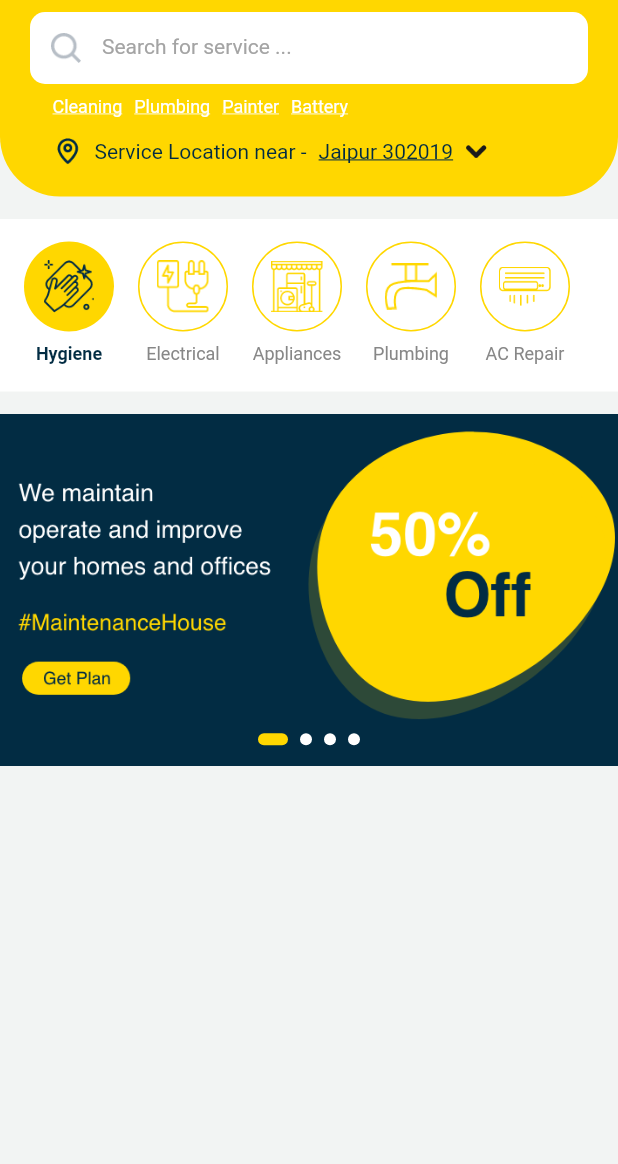
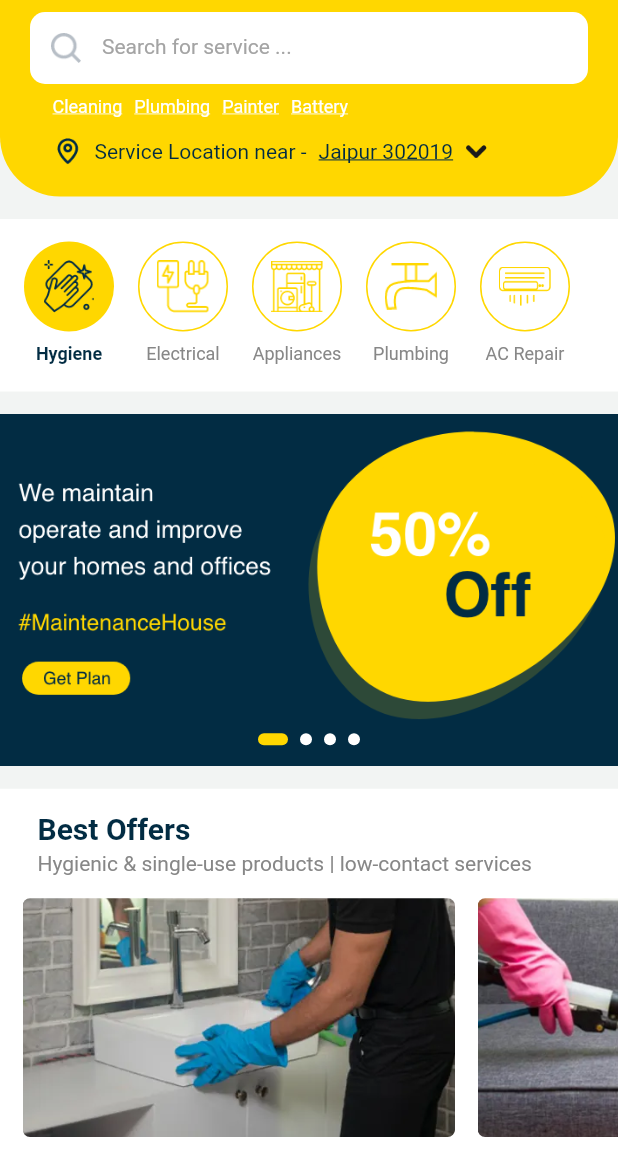
Before and after one commit to codeforany/online_maintenance_service_flutter, a Flutter app: the HomeScreen screen opened directly, on a phone screen of 412 x 824 dp, the part 72-1236 px from its top. Run offline on Flutter 3.47's test engine with Material 3 defaults, Android fonts, the phone set to English and light mode, and no system bars; our stand-ins replace flutter_otp_text_field, image_picker; missing offline and left inert: fl_country_code_picker.

Commit message:
home part-3

```diff
--- /dev/null
+++ b/lib/screen/home/best_offer_cell.dart
@@ -0,0 +1,61 @@
+import 'package:flutter/material.dart';
+import 'package:maintenance_service_app/common/color_extension.dart';
+import 'package:maintenance_service_app/common/extension.dart';
+
+class BestOfferCell extends StatelessWidget {
+  final Map obj;
+  final VoidCallback onPressed;
+
+  const BestOfferCell({super.key, required this.obj, required this.onPressed});
+
+  @override
+  Widget build(BuildContext context) {
+    return InkWell(
+      onTap: onPressed,
+      child: SizedBox(
+        width: context.width * 0.7,
+        height: context.width * 0.6,
+        child: Column(
+          crossAxisAlignment: CrossAxisAlignment.center,
+          mainAxisSize: MainAxisSize.min,
+          children: [
+            Expanded(
+              child: ClipRRect(
+                borderRadius: BorderRadius.circular(5),
+                child: Image.asset(
+                  obj["img"] as String? ?? "",
+                  width: context.width * 0.7,
+                  height: double.maxFinite,
+                  fit: BoxFit.cover,
+                ),
+              ),
+            ),
+            const SizedBox(
+              height: 15,
+            ),
+            Text(
+              obj["title"] as String? ?? "",
+              textAlign: TextAlign.center,
+              style: TextStyle(
+                color: TColor.primaryText,
+                fontSize: 20,
+                fontWeight: FontWeight.bold,
+              ),
+            ),
+            const SizedBox(
+              height: 4,
+            ),
+            Text(
+              obj["subtitle"] as String? ?? "",
+              textAlign: TextAlign.center,
+              style: TextStyle(
+                color: TColor.secondaryText,
+                fontSize: 14,
+              ),
+            ),
+          ],
+        ),
+      ),
+    );
+  }
+}
--- a/lib/screen/home/home_screen.dart
+++ b/lib/screen/home/home_screen.dart
@@ -4,6 +4,7 @@ import 'package:maintenance_service_app/common/color_extension.dart';
 import 'package:maintenance_service_app/common/extension.dart';
 import 'package:maintenance_service_app/common_widget/link_button.dart';
 import 'package:maintenance_service_app/common_widget/select_icon_title_button.dart';
+import 'package:maintenance_service_app/screen/home/best_offer_cell.dart';
 
 class HomeScreen extends StatefulWidget {
   const HomeScreen({super.key});
@@ -18,6 +19,19 @@ class _HomeScreenState extends State<HomeScreen> {
     "assets/img/banner2.png",
     "assets/img/banner3.png",
     "assets/img/banner4.png",
+  ];
+
+  List bestOfferArr = [
+    {
+      "img": "assets/img/best_1.png",
+      "title": "Bathroom Cleaning",
+      "subtitle": "Free Fan Cleaning & More"
+    },
+    {
+      "img": "assets/img/best_2.png",
+      "title": "Sofa cleaning",
+      "subtitle": "Free Cushions Cleaning & More"
+    },
   ];
 
   PageController controller = PageController();
@@ -285,10 +299,12 @@ class _HomeScreenState extends State<HomeScreen> {
                             return Padding(
                               padding: const EdgeInsets.all(4.0),
                               child: Container(
-                                width: selectPage == index ?  20 : 8,
+                                width: selectPage == index ? 20 : 8,
                                 height: 8,
                                 decoration: BoxDecoration(
-                                    color: selectPage == index ? TColor.primary : Colors.white,
+                                    color: selectPage == index
+                                        ? TColor.primary
+                                        : Colors.white,
                                     borderRadius: BorderRadius.circular(4)),
                               ),
                             );
@@ -296,6 +312,66 @@ class _HomeScreenState extends State<HomeScreen> {
                         ),
                       )
                     ],
+                  ),
+                  Container(
+                    margin: const EdgeInsets.only(top: 15),
+                    padding: const EdgeInsets.symmetric(vertical: 15),
+                    width: double.maxFinite,
+                    decoration: const BoxDecoration(
+                      color: Colors.white,
+                    ),
+                    child: Column(
+                      crossAxisAlignment: CrossAxisAlignment.start,
+                      mainAxisSize: MainAxisSize.min,
+                      children: [
+                        Padding(
+                          padding: const EdgeInsets.symmetric(horizontal: 25),
+                          child: Column(
+                            crossAxisAlignment: CrossAxisAlignment.start,
+                            mainAxisSize: MainAxisSize.min,
+                            children: [
+                              Text(
+                                "Best Offers",
+                                style: TextStyle(
+                                  color: TColor.primaryText,
+                                  fontSize: 20,
+                                  fontWeight: FontWeight.bold,
+                                ),
+                              ),
+                              const SizedBox(
+                                height: 4,
+                              ),
+                              Text(
+                                "Hygienic & single-use products | low-contact services",
+                                style: TextStyle(
+                                  color: TColor.secondaryText,
+                                  fontSize: 14,
+                                ),
+                              ),
+                            ],
+                          ),
+                        ),
+                        SizedBox(
+                          height: context.width * 0.6,
+                          child: ListView.separated(
+                              scrollDirection: Axis.horizontal,
+                              padding: const EdgeInsets.symmetric(
+                                  vertical: 15, horizontal: 15),
+                              itemBuilder: (context, index) {
+                                var obj = bestOfferArr[index];
+
+                                return BestOfferCell(obj: obj, onPressed: (){
+                                  debugPrint(obj.toString());
+                                });
+                              },
+                              separatorBuilder: (context, index) =>
+                                  const SizedBox(
+                                    width: 15,
+                                  ),
+                              itemCount: bestOfferArr.length),
+                        )
+                      ],
+                    ),
                   )
                 ],
               ),
```
